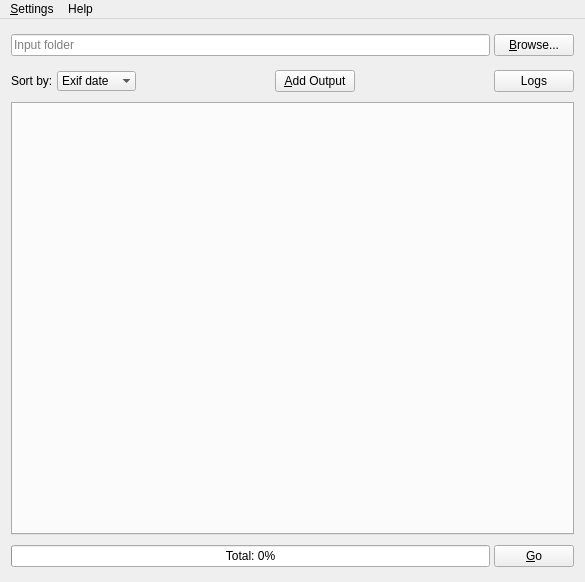
This is gui/mainwindow.ui in gramanas/rrwc as Qt 5 draws it before an edit. The edited form follows.
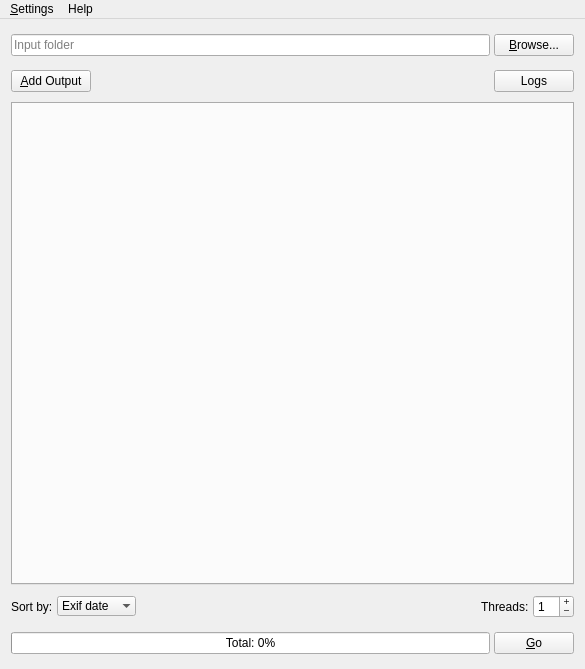
This is the edited form.

Commit message: Left->right approach done

What changed in the file:
```diff
--- a/gui/mainwindow.ui
+++ b/gui/mainwindow.ui
@@ -7,7 +7,7 @@
     <x>0</x>
     <y>0</y>
     <width>585</width>
-    <height>582</height>
+    <height>669</height>
    </rect>
   </property>
   <property name="windowTitle">
@@ -86,55 +86,6 @@
        <property name="bottomMargin">
         <number>4</number>
        </property>
-       <item>
-        <widget class="QLabel" name="label">
-         <property name="text">
-          <string>Sort by:</string>
-         </property>
-        </widget>
-       </item>
-       <item>
-        <widget class="QComboBox" name="inputSortMode">
-         <property name="maxVisibleItems">
-          <number>2</number>
-         </property>
-         <property name="maxCount">
-          <number>2</number>
-         </property>
-         <property name="insertPolicy">
-          <enum>QComboBox::NoInsert</enum>
-         </property>
-         <property name="sizeAdjustPolicy">
-          <enum>QComboBox::AdjustToContents</enum>
-         </property>
-         <property name="frame">
-          <bool>false</bool>
-         </property>
-         <item>
-          <property name="text">
-           <string>Exif date</string>
-          </property>
-         </item>
-         <item>
-          <property name="text">
-           <string>Filename</string>
-          </property>
-         </item>
-        </widget>
-       </item>
-       <item>
-        <spacer name="horizontalSpacer">
-         <property name="orientation">
-          <enum>Qt::Horizontal</enum>
-         </property>
-         <property name="sizeHint" stdset="0">
-          <size>
-           <width>40</width>
-           <height>20</height>
-          </size>
-         </property>
-        </spacer>
-       </item>
        <item>
         <widget class="QPushButton" name="butAddOutput">
          <property name="text">
@@ -382,7 +333,112 @@
      </widget>
     </item>
     <item>
-     <widget class="QFrame" name="frameTotal">
+     <widget class="QFrame" name="frameThreads">
+      <property name="frameShape">
+       <enum>QFrame::NoFrame</enum>
+      </property>
+      <property name="frameShadow">
+       <enum>QFrame::Plain</enum>
+      </property>
+      <property name="lineWidth">
+       <number>0</number>
+      </property>
+      <layout class="QHBoxLayout" name="horizontalLayout_6">
+       <property name="spacing">
+        <number>4</number>
+       </property>
+       <property name="leftMargin">
+        <number>0</number>
+       </property>
+       <property name="topMargin">
+        <number>4</number>
+       </property>
+       <property name="rightMargin">
+        <number>0</number>
+       </property>
+       <property name="bottomMargin">
+        <number>4</number>
+       </property>
+       <item>
+        <widget class="QLabel" name="labelSortBy">
+         <property name="text">
+          <string>Sort by:</string>
+         </property>
+        </widget>
+       </item>
+       <item>
+        <widget class="QComboBox" name="inputSortMode">
+         <property name="maxVisibleItems">
+          <number>2</number>
+         </property>
+         <property name="maxCount">
+          <number>2</number>
+         </property>
+         <property name="insertPolicy">
+          <enum>QComboBox::NoInsert</enum>
+         </property>
+         <property name="sizeAdjustPolicy">
+          <enum>QComboBox::AdjustToContents</enum>
+         </property>
+         <property name="frame">
+          <bool>false</bool>
+         </property>
+         <item>
+          <property name="text">
+           <string>Exif date</string>
+          </property>
+         </item>
+         <item>
+          <property name="text">
+           <string>Filename</string>
+          </property>
+         </item>
+        </widget>
+       </item>
+       <item>
+        <spacer name="horizontalSpacer_5">
+         <property name="orientation">
+          <enum>Qt::Horizontal</enum>
+         </property>
+         <property name="sizeHint" stdset="0">
+          <size>
+           <width>40</width>
+           <height>20</height>
+          </size>
+         </property>
+        </spacer>
+       </item>
+       <item>
+        <widget class="QLabel" name="labelThreads">
+         <property name="text">
+          <string>Threads:</string>
+         </property>
+        </widget>
+       </item>
+       <item>
+        <widget class="QSpinBox" name="inputThreads">
+         <property name="wrapping">
+          <bool>true</bool>
+         </property>
+         <property name="frame">
+          <bool>true</bool>
+         </property>
+         <property name="buttonSymbols">
+          <enum>QAbstractSpinBox::PlusMinus</enum>
+         </property>
+         <property name="minimum">
+          <number>1</number>
+         </property>
+         <property name="maximum">
+          <number>16</number>
+         </property>
+        </widget>
+       </item>
+      </layout>
+     </widget>
+    </item>
+    <item>
+     <widget class="QFrame" name="frameBottom">
       <property name="frameShape">
        <enum>QFrame::NoFrame</enum>
       </property>
```
The commit also changes 25 other files.
